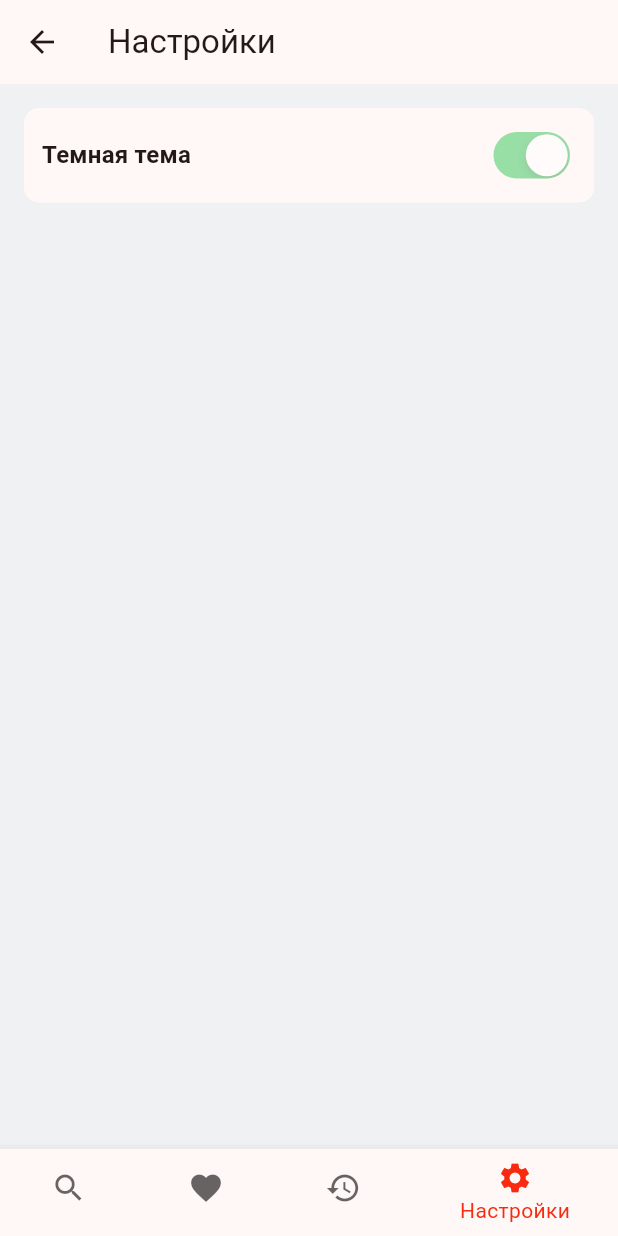
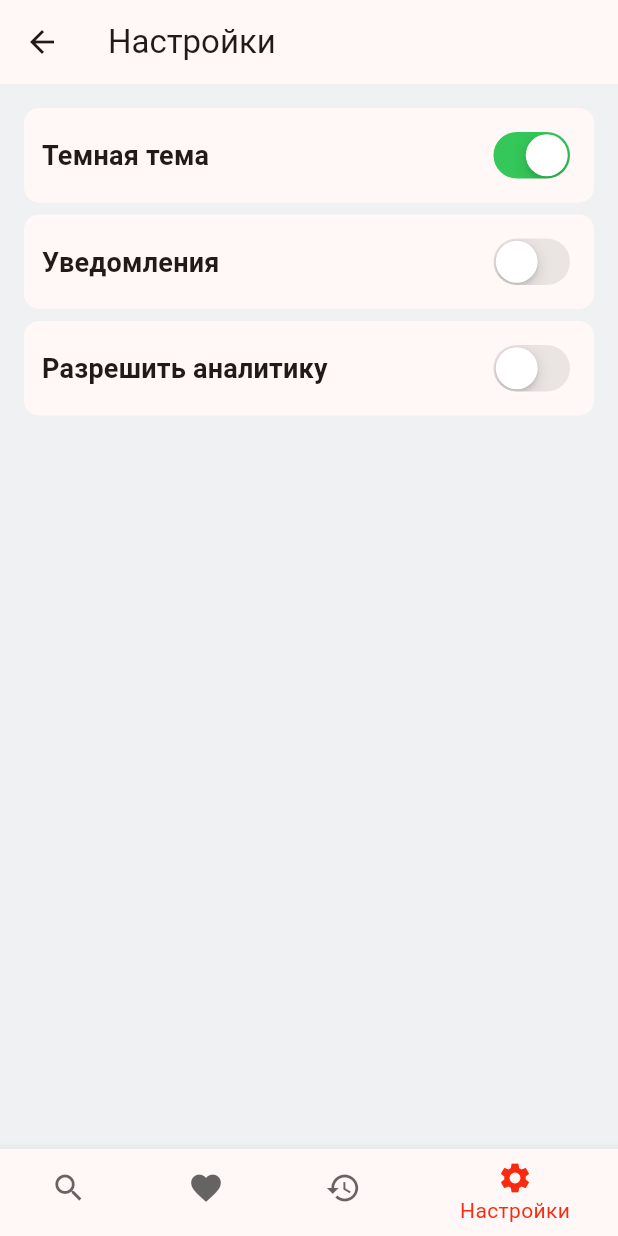
Before and after one commit to Tyukmaev5/first_application, a Flutter app: the SettingsScreen screen opened by its route, on a phone screen of 412 x 824 dp. Run offline on Flutter 3.47's test engine with Material 3 defaults, Android fonts, the phone set to English and light mode, and no system bars; our stand-ins replace auto_route.

Commit message:
new changes 09.04.24

```diff
--- a/rhymer/lib/features/settings/view/settings_screen.dart
+++ b/rhymer/lib/features/settings/view/settings_screen.dart
@@ -11,19 +11,37 @@ class SettingsScreen extends StatelessWidget {
 
   @override
   Widget build(BuildContext context) {
-    return const Scaffold(
+    return Scaffold(
       body: CustomScrollView(
         slivers: [
-          SliverAppBar(
+          const SliverAppBar(
             snap: true,
             floating: true,
             title: Text('Настройки'),
             elevation: 0,
             surfaceTintColor: Colors.transparent,
           ),
-          SliverToBoxAdapter(child: SizedBox(height: 16)), // раздел
+          const SliverToBoxAdapter(child: SizedBox(height: 16)), // раздел
           SliverToBoxAdapter(
-            child: SettingsListCard(title: 'Темная тема', value: true),
+            child: SettingsListCard(
+              title: 'Темная тема',
+              value: true,
+              onChanged: (value) {},
+            ),
+          ),
+          SliverToBoxAdapter(
+            child: SettingsListCard(
+              title: 'Уведомления',
+              value: false,
+              onChanged: (value) {},
+            ),
+          ),
+          SliverToBoxAdapter(
+            child: SettingsListCard(
+              title: 'Разрешить аналитику',
+              value: false,
+              onChanged: (value) {},
+            ),
           ),
         ],
       ),
@@ -47,7 +65,7 @@ class SettingsListCard extends StatelessWidget {
   Widget build(BuildContext context) {
     final theme = Theme.of(context);
     return Padding(
-      padding: const EdgeInsets.symmetric(horizontal: 16),
+      padding: const EdgeInsets.symmetric(horizontal: 16).copyWith(bottom: 8),
       child: BaseContainer(
         padding: const EdgeInsets.symmetric(horizontal: 12, vertical: 12),
         width: double.infinity,
@@ -56,7 +74,9 @@ class SettingsListCard extends StatelessWidget {
           children: [
             Text(
               title,
-              style: theme.textTheme.titleMedium,
+              style: theme.textTheme.titleMedium?.copyWith(
+                fontSize: 18,
+              ),
             ),
             CupertinoSwitch(
               value: value,
```
